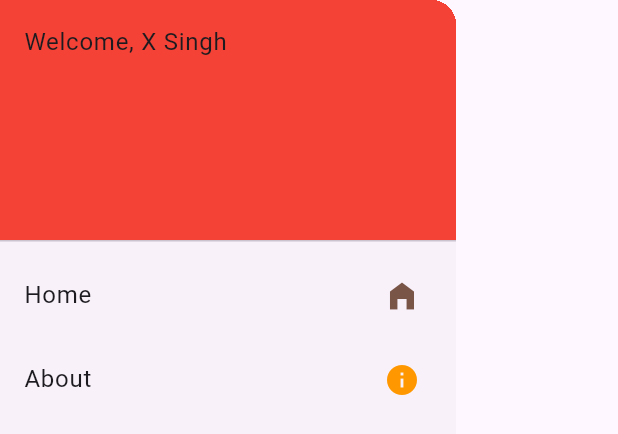
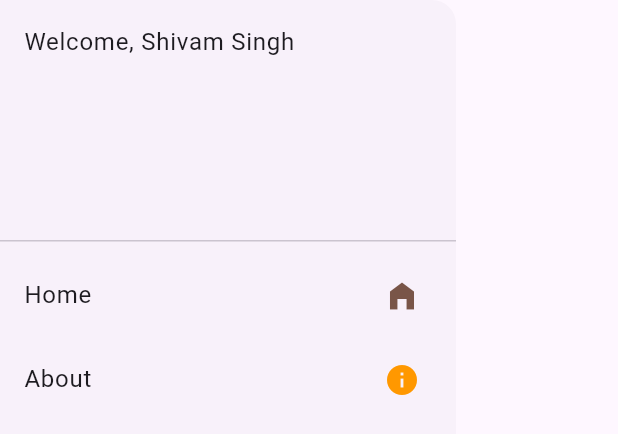
Before and after one commit to roxshivamsingh/upgraded_succotash, a Flutter app: the CustomDrawer widget shown alone on an empty page, opened directly, on a phone screen of 412 x 824 dp. Shown: the top 434 px of the screen. Run offline on Flutter 3.47's test engine with Material 3 defaults, Android fonts, the light colour scheme and no system bars.

Commit message:
FIXED: Component > Drawer - saparation;

```diff
--- /dev/null
+++ b/lib/components/CustomDrawer.dart
@@ -0,0 +1,37 @@
+import 'package:flutter/material.dart';
+
+class CustomDrawer extends StatelessWidget {
+  const CustomDrawer({super.key});
+
+  @override
+  Widget build(BuildContext context) {
+    return Drawer(
+      child: ListView(
+        padding: EdgeInsets.zero,
+        children: <Widget>[
+          const DrawerHeader(
+            decoration: BoxDecoration(color: Colors.transparent),
+            child: Text('Welcome, Shivam Singh'),
+          ),
+          ListTile(
+            trailing: const Icon(Icons.home_filled, color: Colors.brown),
+            title: const Text('Home'),
+            onTap: () {
+              // Update the state of the app.
+              // ...
+            },
+          ),
+          ListTile(
+            trailing: const Icon(Icons.info, color: Colors.orange),
+
+            title: const Text('About'),
+            onTap: () {
+              // Update the state of the app.
+              // ...
+            },
+          ),
+        ],
+      ),
+    );
+  }
+}
--- a/lib/main.dart
+++ b/lib/main.dart
@@ -1,44 +1,11 @@
 import 'package:flutter/material.dart';
-
+import './components/CustomDrawer.dart';
 void main() {
-  runApp(const MyApp());
+  runApp(const RootApp());
 }
 
-class CustomDrawer extends StatelessWidget{
-  const CustomDrawer({super.key});
-
-  @override
- Widget build(BuildContext context){
-   return Drawer(child: ListView(
-     padding: EdgeInsets.zero,
-     children: <Widget>[
-       const DrawerHeader(
-           decoration: BoxDecoration(color: Colors.red),
-           child: Text('Welcome, X Singh')),
-       ListTile(
-         trailing: const Icon(Icons.home_filled,color: Colors.brown),
-         title: const Text('Home'),
-         onTap: () {
-
-           // Update the state of the app.
-           // ...
-         },
-       ),
-       ListTile(
-         trailing: const Icon(Icons.info,color: Colors.orange,),
-
-         title: const Text('About'),
-         onTap: () {
-           // Update the state of the app.
-           // ...
-         },
-       ),
-     ],
-   ));
- }
-}
-class MyApp extends StatelessWidget {
-  const MyApp({super.key});
+class RootApp extends StatelessWidget {
+  const RootApp({super.key});
 
   // This widget is the root of your application.
   @override
@@ -119,13 +86,11 @@ class _MyHomePageState extends State<MyHomePage> {
         title: Text(widget.title),
         leading: Builder(
           builder: (context) {
-
             return IconButton(
               padding: EdgeInsets.all(10),
               icon: const Icon(Icons.menu),
               onPressed: () {
                 Scaffold.of(context).openDrawer();
-
               },
               // onLongPress: (){},
             );
```
Also changed, not shown: pubspec.lock, 1 other file.
